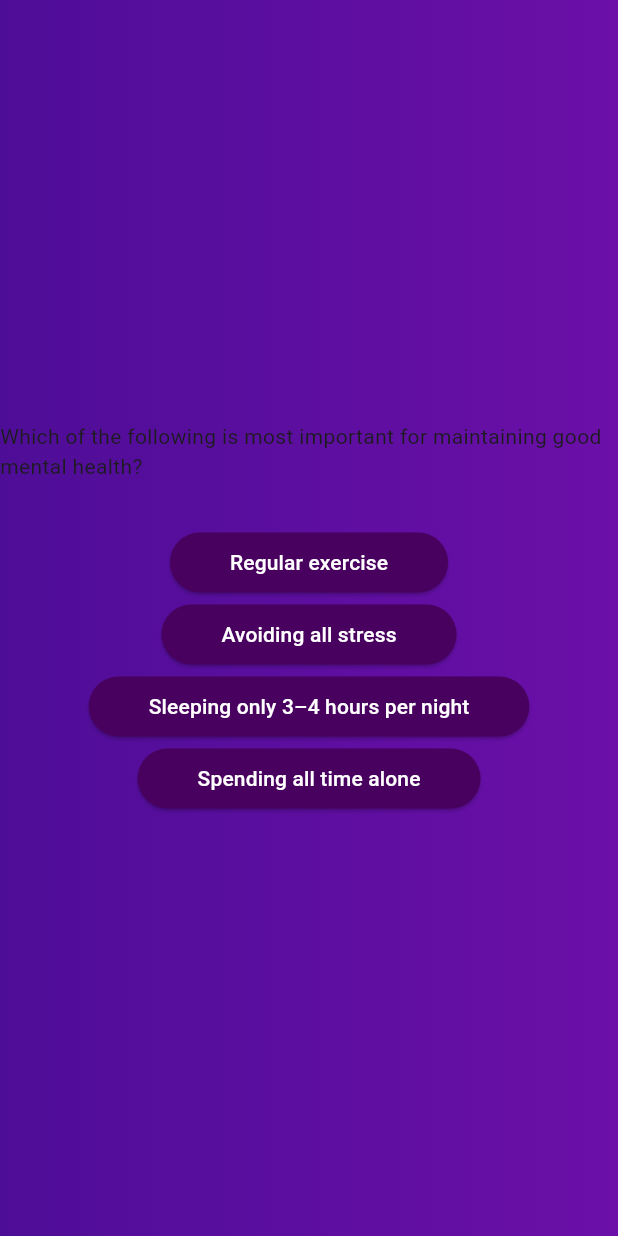
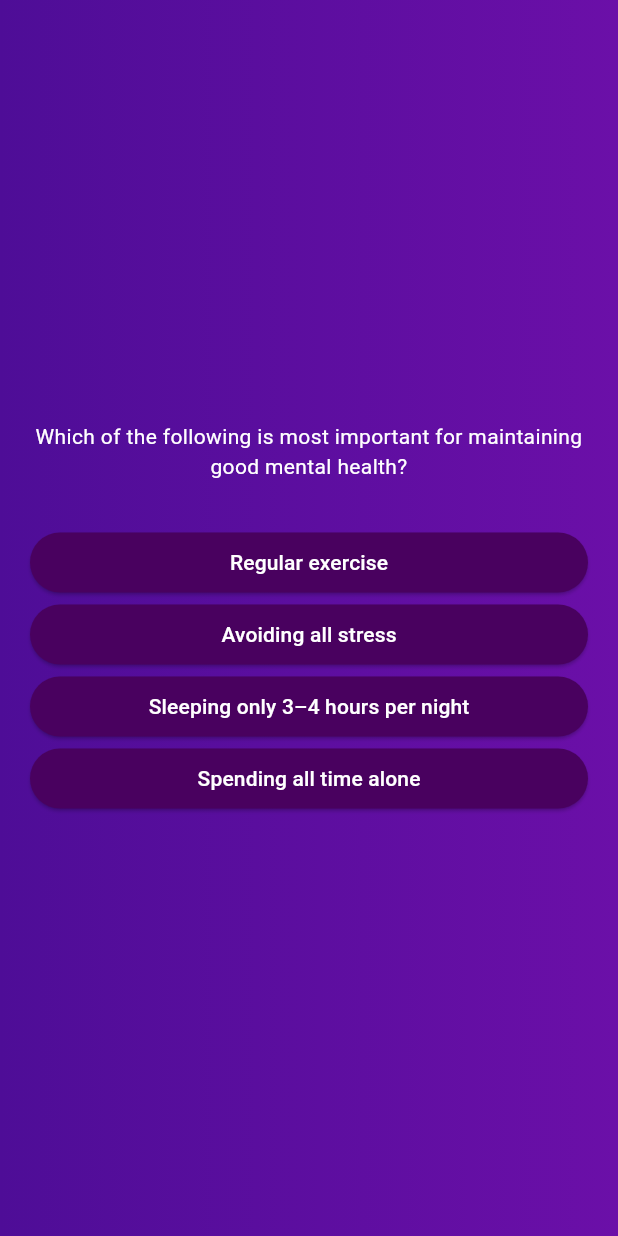
Before and after one commit to IdkBored-d/quiz_app_fa2025, a Flutter app: the screen it shows after launch, after a tap on "Start Quiz", on a phone screen of 412 x 824 dp. Run offline on Flutter 3.47's test engine with Material 3 defaults, Android fonts, the phone set to English and light mode, and no system bars.

Commit message:
fixed question page styling

```diff
--- a/lib/questions_screen.dart
+++ b/lib/questions_screen.dart
@@ -17,11 +17,18 @@ class _QuestionsScreenState extends State<QuestionsScreen>{
   final currentQuestion = questions[0];
     return SizedBox(
       width: double.infinity,
+      child: Container(
+        margin: EdgeInsets.all(20),
         child: Column(
           mainAxisAlignment: MainAxisAlignment.center,
+          crossAxisAlignment: CrossAxisAlignment.stretch,
           children: [
         Text(
           currentQuestion.text,
+          style: TextStyle(
+            color: Colors.white,
+          ),
+            textAlign: TextAlign.center,
           ),
         const SizedBox(height: 30),
         ...currentQuestion.answers.map((item){
@@ -32,6 +39,7 @@ class _QuestionsScreenState extends State<QuestionsScreen>{
             }),
           ],
         ),
+      ),
     );
   }
 }
```
Lines whose indentation alone changed are shown as unchanged.
